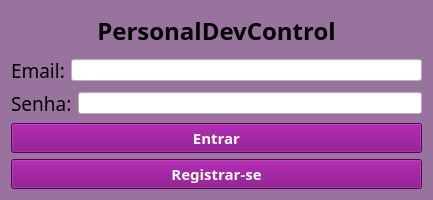
Above: loginMongo.ui from ScherzoLambda/PersonalDevControl before the change. Below: the same form after it.
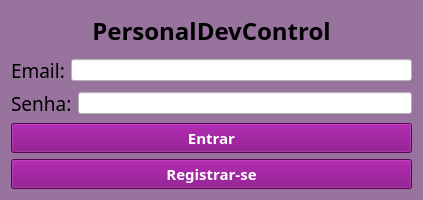
That is the form after the change.

The edit to the form file:
```diff
--- a/loginMongo.ui
+++ b/loginMongo.ui
@@ -6,7 +6,7 @@
    <rect>
     <x>0</x>
     <y>0</y>
-    <width>433</width>
+    <width>423</width>
     <height>200</height>
    </rect>
   </property>
@@ -80,6 +80,9 @@
          <property name="styleSheet">
           <string notr="true">background-color: rgb(255, 255, 255);</string>
          </property>
+         <property name="echoMode">
+          <enum>QLineEdit::EchoMode::Password</enum>
+         </property>
         </widget>
        </item>
       </layout>
```
